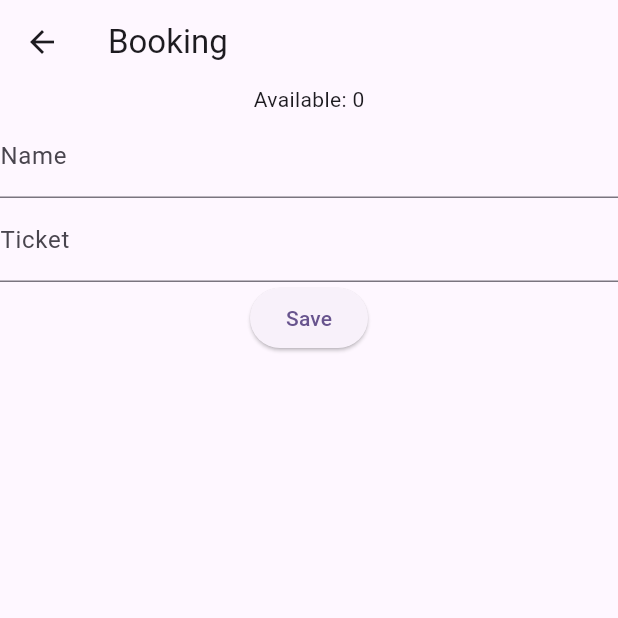
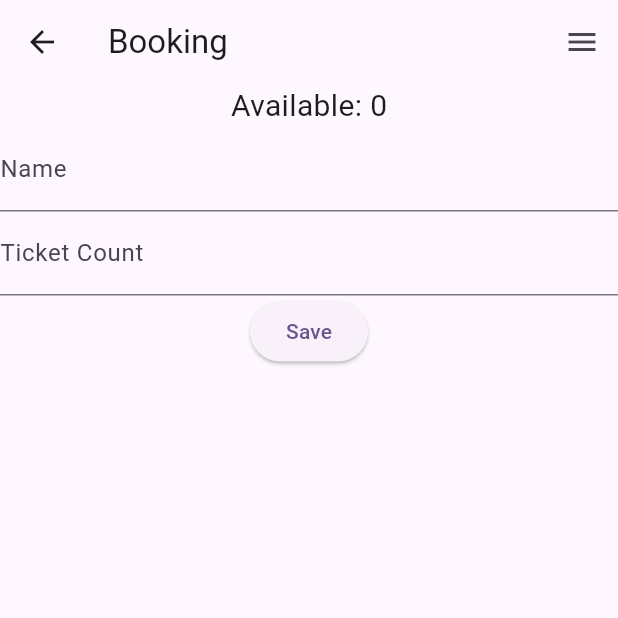
Before and after one commit to Aryanlanghanoja/Cross_Platform_Mobile_App_Development, a Flutter app: the BookingPage screen opened directly, on a phone screen of 412 x 824 dp, the top half of it. Run offline on Flutter 3.47's test engine with Material 3 defaults, Android fonts, the phone set to English and light mode, and no system bars; our stand-ins replace get, shared_preferences; accounts and stored records are empty.

Commit message:
Uploaded Work till 14-09-2024

```diff
--- a/Project/Notes.txt
+++ b/Project/Notes.txt
@@ -5,3 +5,4 @@ create screens to book ticket where setting screen allows user to provide input
 seting no of seats and price
 2 book a seat name and no.of.seat and total
 booking history where booking history as alist total revenue generated total available seats
+on
--- a/Project/ticket_booking/lib/ticket_booking/booking_page.dart
+++ b/Project/ticket_booking/lib/ticket_booking/booking_page.dart
@@ -1,37 +1,74 @@
 import 'package:flutter/material.dart';
 import 'package:get/get.dart';
 import 'package:ticket_booking/ticket_booking/booking_controller.dart';
+import 'package:ticket_booking/ticket_booking/booking_list.dart';
 
 class BookingPage extends StatelessWidget {
   BookingPage({super.key});
-  BokkingController controller = Get.find<BokkingController>();
+  BookingController controller = Get.find<BookingController>();
   @override
   Widget build(BuildContext context) {
     return Scaffold(
         appBar: AppBar(
-        title: Text("Booking"),
+          title: Text('Booking'),
+          actions: [
+            IconButton(
+              onPressed: () {
+                Get.to(() => BookingList());
+              },
+              icon: Icon(Icons.menu),
+            ),
+          ],
         ),
         body: Column(
           children: [
             Obx(() {
               return Text(
-                'Available: ${controller.limit.value - controller.booked.value}');
+                  'Available: ${controller.limit.value - controller.booked.value}',
+                  style: TextStyle(fontSize: 20));
             }),
             TextField(
-            decoration: InputDecoration(labelText: "Name"),
               controller: controller.txtName,
+              decoration: InputDecoration(
+                labelText: 'Name',
+              ),
             ),
             TextField(
-            decoration: InputDecoration(labelText: "Ticket"),
+              keyboardType: TextInputType.number,
               controller: controller.txtCount,
+              decoration: InputDecoration(
+                labelText: 'Ticket Count',
+              ),
             ),
             ElevatedButton(
               onPressed: () {
-                controller.book();
+                controller.bookTicket();
               },
-              child: Text("Save"))
+              child: Text('Save'),
+            ),
+            Expanded(
+              child: GridView.builder(
+                gridDelegate: SliverGridDelegateWithFixedCrossAxisCount(
+                    crossAxisCount: 5),
+                itemCount: controller.limit.value,
+                itemBuilder: (context, index) => GestureDetector(
+                  onTap: () {
+                    //logic to perform action
+                  },
+                  child: Padding(
+                    padding: const EdgeInsets.all(8.0),
+                    child: Container(
+                      decoration: BoxDecoration(
+                        color: Colors.yellow,
+                      ),
+                      alignment: Alignment.center,
+                      child: Text('${index + 1}'),
+                    ),
+                  ),
+                ),
+              ),
+            )
           ],
-      ),
-    );
+        ));
   }
 }
```
Also changed, not shown: Project/ticket_booking/lib/main.dart (+1 -16 lines), Project/ticket_booking/lib/ticket_booking/booking_controller.dart (+33 -10 lines), Project/ticket_booking/lib/ticket_booking/booking_list.dart (added, +52 -0 lines), Project/ticket_booking/lib/ticket_booking/settings_page.dart (+14 -9 lines), 8 other files. Lines whose indentation alone changed are shown as unchanged.
